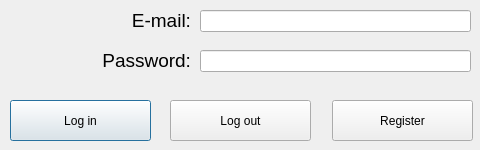
Old version of the form app/api/frontend/gui_xml/authorization_window.ui in the repository moevm/nosql2h20-tickets-mongo.
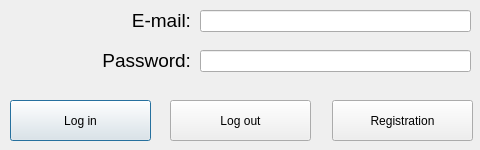
New version of the form. Icons and pictures are not drawn.

Diff of the .ui file:
```diff
--- a/app/api/frontend/gui_xml/authorization_window.ui
+++ b/app/api/frontend/gui_xml/authorization_window.ui
@@ -125,7 +125,7 @@
     </rect>
    </property>
    <property name="text">
-    <string>Register</string>
+    <string>Registration</string>
    </property>
   </widget>
   <widget class="QPushButton" name="logout">
```
